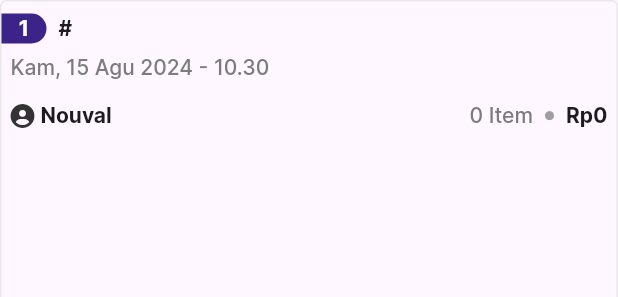
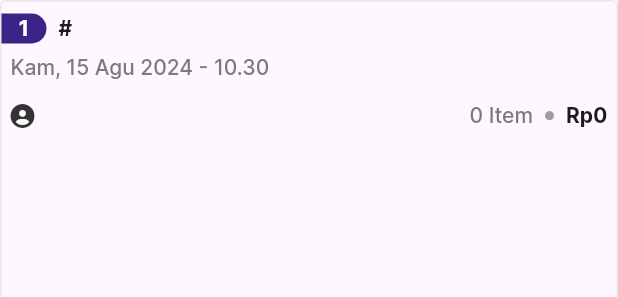
Before and after one commit to nouvalrz/miva_pos_app, a Flutter app: the ReceiptHistoryCard widget shown alone on an empty page, opened directly with empty values, on a phone screen of 412 x 824 dp. Shown: the top 297 px of the screen. Run offline on Flutter 3.47's test engine with Material 3 defaults, Android fonts, the phone set to English and light mode, and no system bars; our stand-ins replace action_slider, animated_toggle_switch, audioplayers, awesome_dialog, cached_network_image, device_preview and 22 more; missing offline and left inert: animated_emoji, choice, flutter_barcode_listener, insta_image_viewer, lazy_load_indexed_stack, powersync and 2 more; accounts and stored records are empty; statements that could not run were skipped.

```diff
--- a/lib/app/data/models/receipt.dart
+++ b/lib/app/data/models/receipt.dart
@@ -16,6 +16,7 @@ class Receipt {
   final int totalItem;
   final DateTime createdAt;
   String? firstProductName = "";
+  String? employeeName = "";
   final int? productsCount;
 
   Receipt(
@@ -33,6 +34,7 @@ class Receipt {
       required this.totalProfit,
       required this.createdAt,
       required this.firstProductName,
+      required this.employeeName,
       required this.totalItem,
       required this.productsCount});
 
@@ -55,6 +57,7 @@ class Receipt {
             ? row["created_at"].toString()
             : "${row["created_at"]}Z"),
         firstProductName: row["first_product_name"],
+        employeeName: row["employee_name"],
         productsCount: row["products_count"]);
   }
 }
--- a/lib/app/modules/history/views/history_view.dart
+++ b/lib/app/modules/history/views/history_view.dart
@@ -657,19 +657,19 @@ class ReceiptHistoryCard extends StatelessWidget {
             child: Row(
               mainAxisAlignment: MainAxisAlignment.spaceBetween,
               children: [
-                const Row(
+                Row(
                   mainAxisSize: MainAxisSize.min,
                   mainAxisAlignment: MainAxisAlignment.start,
                   children: [
-                    Icon(
+                    const Icon(
                       FontAwesomeIcons.solidCircleUser,
                       color: Color(0xff333333),
                       size: 16,
                     ),
-                    Gap(4),
+                    const Gap(4),
                     Text(
-                      "Nouval",
-                      style: TextStyle(
+                      receipt.employeeName ?? "",
+                      style: const TextStyle(
                         fontFamily: "Inter",
                         fontSize: 14,
                         fontWeight: FontWeight.bold,
--- a/lib/app/modules/receipt/receipt_confirmation/controllers/receipt_confirmation_controller.dart
+++ b/lib/app/modules/receipt/receipt_confirmation/controllers/receipt_confirmation_controller.dart
@@ -232,6 +232,7 @@ class ReceiptConfirmationController extends GetxController {
           totalProfit: finalTotalProfit,
           createdAt: DateTime.now(),
           firstProductName: "",
+          employeeName: "",
           productsCount: 0);
       List<ReceiptProduct> receiptProductList = mapReceiptProducts();
       List<ReceiptDiscount> receiptDiscountList = mapReceiptDiscounts();
```
Also changed, not shown: lib/app/data/repositories/receipt_repository.dart (+11 -9 lines).
